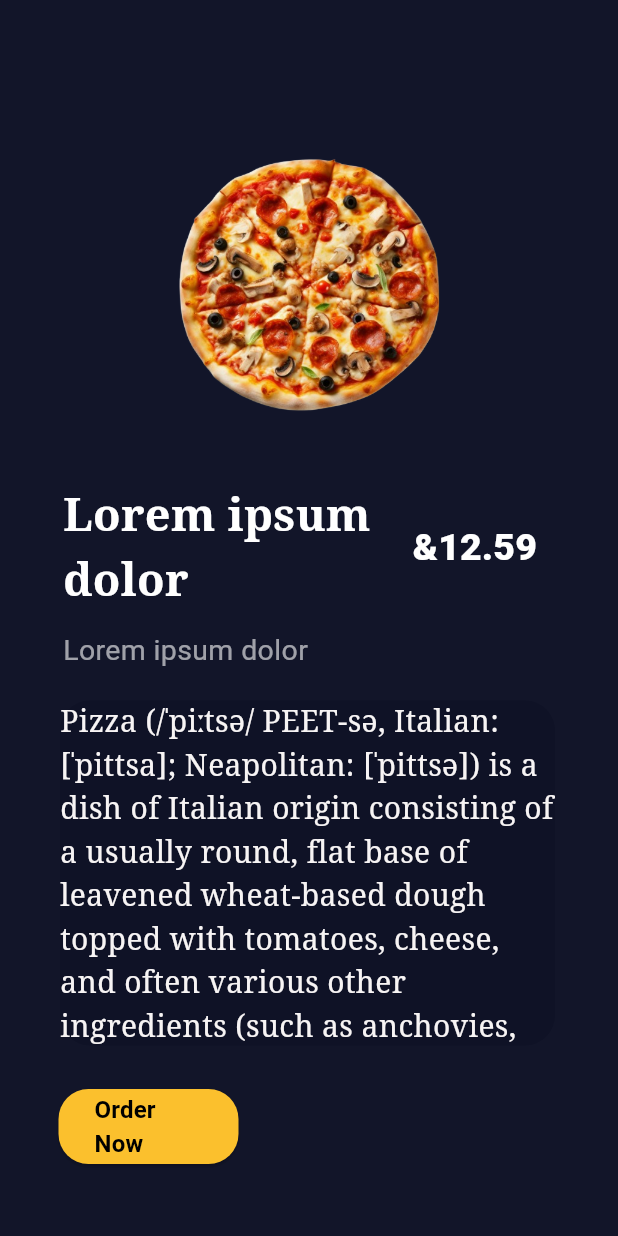
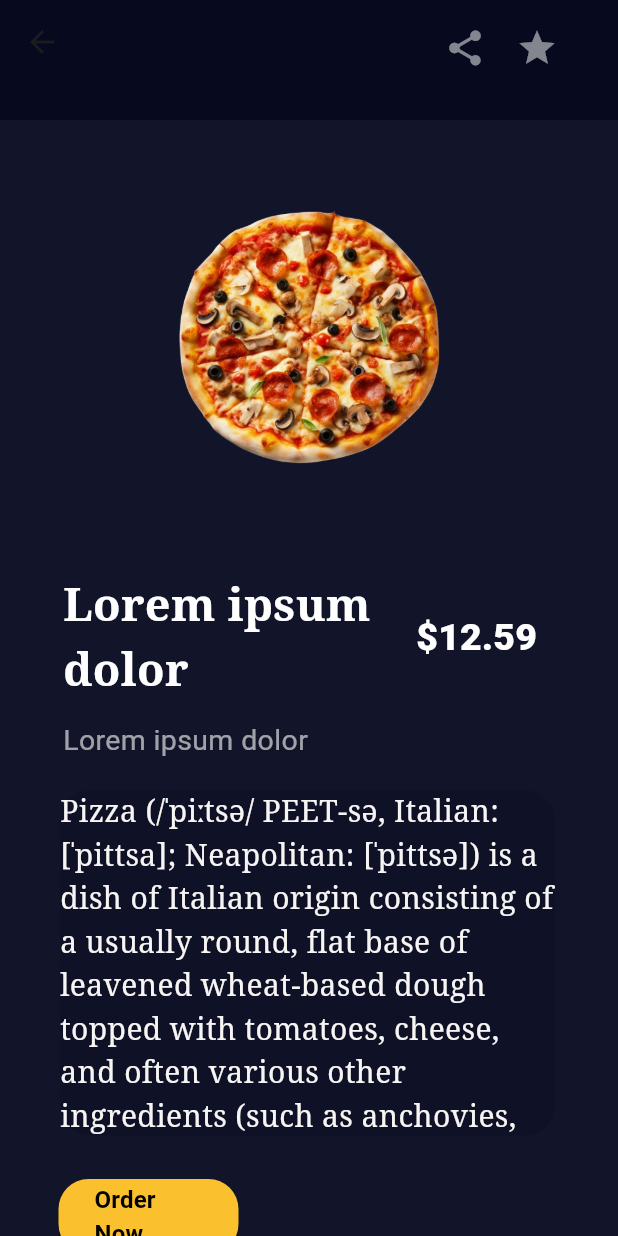
Before and after one commit to NirashaNirmani/pizza_app, a Flutter app: the ShopDetails screen opened directly, on a phone screen of 412 x 824 dp. Run offline on Flutter 3.47's test engine with Material 3 defaults, Android fonts, the phone set to English and light mode, and no system bars; our stand-ins replace flutter_rating_bar, get, iconsax.

Commit message:
Navigate screens

```diff
--- a/lib/screens/cart/cart.dart
+++ b/lib/screens/cart/cart.dart
@@ -8,10 +8,12 @@ class CartPage extends StatelessWidget {
   Widget build(BuildContext context) {
     return Scaffold(
       appBar: AppBar(
+        automaticallyImplyLeading: false,
+        iconTheme: const IconThemeData(color: Colors.white),
         backgroundColor: const Color.fromARGB(214, 0, 0, 0),
         actions: [
           Container(
-            padding: EdgeInsets.all(8),
+            padding: const EdgeInsets.all(8),
             decoration: BoxDecoration(
               color: const Color.fromARGB(31, 255, 255, 255),
               borderRadius: BorderRadius.circular(40),
@@ -21,7 +23,7 @@ class CartPage extends StatelessWidget {
                       const Color.fromARGB(255, 229, 231, 231).withOpacity(0.5),
                   spreadRadius: 2,
                   blurRadius: 10,
-                  offset: Offset(0, 3),
+                  offset: const Offset(0, 3),
                 ),
               ],
             ),
--- a/lib/screens/shop/shop_page.dart
+++ b/lib/screens/shop/shop_page.dart
@@ -10,9 +10,45 @@ class ShopDetails extends StatelessWidget {
   @override
   Widget build(BuildContext context) {
     return Scaffold(
+      appBar: PreferredSize(
+        preferredSize: Size.fromHeight(80.0), // Set your preferred height
+        child: AppBar(
           backgroundColor: const Color.fromARGB(244, 7, 10, 31),
-      body: Padding(
-        padding: const EdgeInsets.only(top: 80, right: 30, left: 30),
+          actions: [
+            Container(
+              padding: EdgeInsets.only(right: 30, top: 8),
+              child: Row(
+                children: [
+                  Column(
+                    children: [
+                      IconButton(
+                        iconSize: 28,
+                        color: Colors.white.withOpacity(0.5),
+                        icon: Icon(Icons.share),
+                        onPressed: () {},
+                      ),
+                    ],
+                  ),
+                  Column(
+                    children: [
+                      IconButton(
+                        iconSize: 28,
+                        color: Colors.white.withOpacity(0.5),
+                        icon: Icon(Icons.star),
+                        onPressed: () {},
+                      ),
+                    ],
+                  ),
+                ],
+              ),
+            ),
+          ],
+        ),
+      ),
+      backgroundColor: const Color.fromARGB(244, 7, 10, 31),
+      body: SingleChildScrollView(
+        child: Padding(
+          padding: const EdgeInsets.only(top: 10, right: 30, left: 30),
           child: Column(
             children: [
               const SizedBox(
@@ -26,7 +62,7 @@ class ShopDetails extends StatelessWidget {
                     children: [
                       Image(
                         image: AssetImage("assets/image3.png"),
-                      height: 200,
+                        height: 250,
                         width: 200,
                       )
                     ],
@@ -49,7 +85,7 @@ class ShopDetails extends StatelessWidget {
                           ),
                         ),
                         TextButton(
-                          child: const Text("\&12.59",
+                            child: const Text("\$12.59",
                                 style: TextStyle(
                                     color: Colors.white,
                                     fontWeight: FontWeight.w900,
@@ -66,7 +102,8 @@ class ShopDetails extends StatelessWidget {
                         Text(
                           "Lorem ipsum dolor",
                           style: TextStyle(
-                            color: Colors.white.withOpacity(0.6), fontSize: 19),
+                              color: Colors.white.withOpacity(0.6),
+                              fontSize: 19),
                         ),
                       ],
                     ),
@@ -126,6 +163,7 @@ class ShopDetails extends StatelessWidget {
             ],
           ),
         ),
+      ),
     );
   }
 }
--- a/lib/screens/userdetails/userdetails.dart
+++ b/lib/screens/userdetails/userdetails.dart
@@ -101,7 +101,7 @@ class Details extends StatelessWidget {
                         child: ElevatedButton(
                             style: ElevatedButton.styleFrom(
                                 backgroundColor: Colors.yellow[700]),
-                            onPressed: () => Get.to(const WelcomeScreen()),
+                            onPressed: () => Get.offAll(const WelcomeScreen()),
                             child: const Text(
                               "Logout",
                               style: TextStyle(
```
Also changed, not shown: lib/screens/home/home.dart (+10 -4 lines), lib/screens/orders/order_screen.dart (added, +10 -0 lines). Lines whose indentation alone changed are shown as unchanged.
